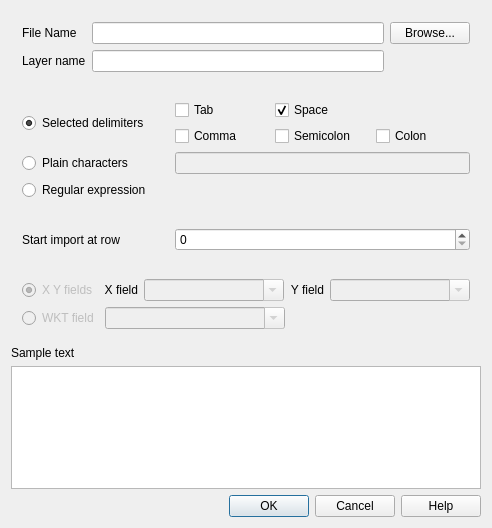
The window that qgis/src/plugins/delimited_text/qgsdelimitedtextpluginguibase.ui (sourcepole/qgis) describes before a commit, drawn with Qt 5.
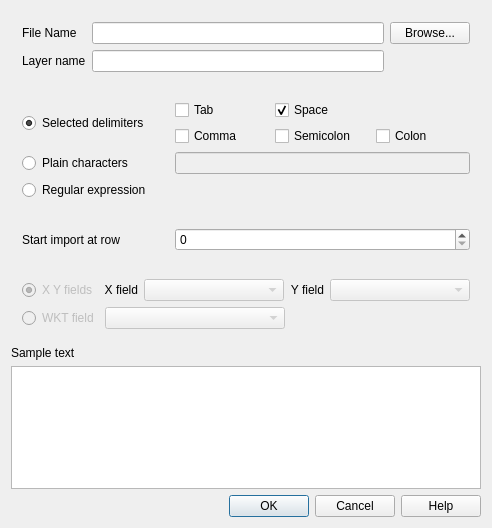
The same window after the commit. Icons and pictures are not drawn. Custom widgets are drawn as their Qt base class.

Patch:
```diff
--- a/qgis/src/plugins/delimited_text/qgsdelimitedtextpluginguibase.ui
+++ b/qgis/src/plugins/delimited_text/qgsdelimitedtextpluginguibase.ui
@@ -331,7 +331,7 @@
            <string>Name of the field containing x values. Choose a field from the list. The list is generated by parsing the header row of the delimited text file.</string>
           </property>
           <property name="editable">
-           <bool>true</bool>
+           <bool>false</bool>
           </property>
          </widget>
         </item>
@@ -366,7 +366,7 @@
            <string>Name of the field containing y values. Choose a field from the list. The list is generated by parsing the header row of the delimited text file.</string>
           </property>
           <property name="editable">
-           <bool>true</bool>
+           <bool>false</bool>
           </property>
          </widget>
         </item>
@@ -409,7 +409,7 @@
          <string>Name of the field containing y values. Choose a field from the list. The list is generated by parsing the header row of the delimited text file.</string>
         </property>
         <property name="editable">
-         <bool>true</bool>
+         <bool>false</bool>
         </property>
        </widget>
       </item>
```
